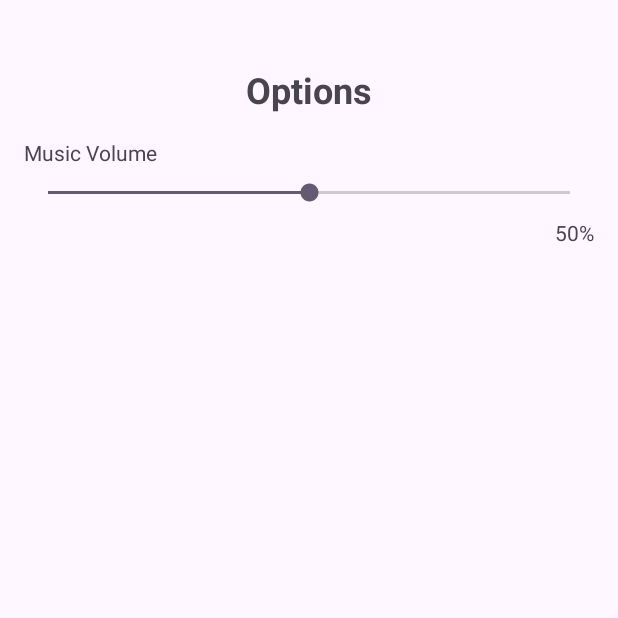
After one commit to magicstudiogames/NihongoCards, an Android app: the OptionsActivity screen opened directly, with no data from a screen before it, on a phone screen of 412 x 824 dp, the top half of it. The commit adds this screen. Run offline under Robolectric (Android 15) with nearby library versions, the phone set to English and light mode, and no system bars.

Commit message:
Added background music and implemented volume recovery and adjustment functionality in the music player class

```diff
--- a/app/src/main/AndroidManifest.xml
+++ b/app/src/main/AndroidManifest.xml
@@ -13,6 +13,9 @@
         android:theme="@style/splashScreenTheme"
         tools:targetApi="31">
         <activity
+            android:name=".OptionsActivity"
+            android:exported="false" />
+        <activity
             android:name=".MainActivity"
             android:exported="true">
             <intent-filter>
--- /dev/null
+++ b/app/src/main/java/maou/studio/nihongocards/OptionsActivity.kt
@@ -0,0 +1,46 @@
+package maou.studio.nihongocards
+
+import android.os.Bundle
+import android.widget.SeekBar
+import androidx.activity.enableEdgeToEdge
+import androidx.appcompat.app.AppCompatActivity
+import androidx.core.view.ViewCompat
+import androidx.core.view.WindowInsetsCompat
+import maou.studio.nihongocards.databinding.ActivityOptionsBinding
+
+class OptionsActivity : AppCompatActivity() {
+    private lateinit var binding: ActivityOptionsBinding
+
+    override fun onCreate(savedInstanceState: Bundle?) {
+        super.onCreate(savedInstanceState)
+        setTheme(R.style.Theme_NihongoCards)
+        enableEdgeToEdge()
+
+        // Binding
+        binding = ActivityOptionsBinding.inflate(layoutInflater)
+        setContentView(binding.root)
+
+        // Set volume progress
+        binding.volumeSeekBar.progress = (MusicPlayerManager.getCurrentVolume() * 100).toInt()
+        binding.volumeValueTextView.text = getString(R.string.volume_value_format, binding.volumeSeekBar.progress)
+
+        binding.volumeSeekBar.setOnSeekBarChangeListener(object : SeekBar.OnSeekBarChangeListener {
+            override fun onProgressChanged(seekBar: SeekBar?, progress: Int, fromUser: Boolean) {
+                val volume = progress / 100f
+                MusicPlayerManager.setVolume(volume)
+                binding.volumeValueTextView.text = getString(R.string.volume_value_format, progress)
+            }
+
+            override fun onStartTrackingTouch(seekBar: SeekBar?) {}
+            override fun onStopTrackingTouch(seekBar: SeekBar?) {}
+        })
+
+        ViewCompat.setOnApplyWindowInsetsListener(binding.root) { v, insets ->
+            val systemBars = insets.getInsets(WindowInsetsCompat.Type.systemBars())
+            v.setPadding(systemBars.left, systemBars.top, systemBars.right, systemBars.bottom)
+            insets
+        }
+
+    }
+
+}
--- /dev/null
+++ b/app/src/main/res/layout/activity_options.xml
@@ -0,0 +1,55 @@
+<?xml version="1.0" encoding="utf-8"?>
+<androidx.constraintlayout.widget.ConstraintLayout xmlns:android="http://schemas.android.com/apk/res/android"
+    xmlns:app="http://schemas.android.com/apk/res-auto"
+    xmlns:tools="http://schemas.android.com/tools"
+    android:id="@+id/main"
+    android:layout_width="match_parent"
+    android:layout_height="match_parent"
+    tools:context=".OptionsActivity">
+
+    <com.google.android.material.textview.MaterialTextView
+        android:id="@+id/titleTextView"
+        android:layout_width="wrap_content"
+        android:layout_height="wrap_content"
+        android:text="@string/options_title"
+        android:textSize="24sp"
+        android:textStyle="bold"
+        app:layout_constraintBottom_toTopOf="@+id/volumeSeekBar"
+        app:layout_constraintEnd_toEndOf="parent"
+        app:layout_constraintStart_toStartOf="parent"
+        app:layout_constraintTop_toTopOf="parent"
+        android:layout_marginTop="16dp"
+        android:layout_marginBottom="16dp"/>
+
+    <com.google.android.material.textview.MaterialTextView
+        android:id="@+id/volumeLabelTextView"
+        android:layout_width="wrap_content"
+        android:layout_height="wrap_content"
+        android:text="@string/volume_label"
+        app:layout_constraintStart_toStartOf="parent"
+        app:layout_constraintTop_toBottomOf="@+id/titleTextView"
+        android:layout_marginStart="16dp"
+        android:layout_marginTop="16dp"/>
+
+    <SeekBar
+        android:id="@+id/volumeSeekBar"
+        android:layout_width="0dp"
+        android:layout_height="wrap_content"
+        android:max="100"
+        app:layout_constraintEnd_toEndOf="parent"
+        app:layout_constraintStart_toStartOf="parent"
+        app:layout_constraintTop_toBottomOf="@+id/volumeLabelTextView"
+        android:layout_marginStart="16dp"
+        android:layout_marginTop="8dp"
+        android:layout_marginEnd="16dp"/>
+
+    <com.google.android.material.textview.MaterialTextView
+        android:id="@+id/volumeValueTextView"
+        android:layout_width="wrap_content"
+        android:layout_height="wrap_content"
+        app:layout_constraintEnd_toEndOf="parent"
+        app:layout_constraintTop_toBottomOf="@+id/volumeSeekBar"
+        android:layout_marginEnd="16dp"
+        android:layout_marginTop="8dp"/>
+
+</androidx.constraintlayout.widget.ConstraintLayout>
--- a/app/src/main/res/values/strings.xml
+++ b/app/src/main/res/values/strings.xml
@@ -2,7 +2,15 @@
     <string name="app_name">Nihongo Cards</string>
 
     <!-- Main Activity Layout -->
-    <string name="start_game">Start Game</string>
-    <string name="option">Option</string>
+    <string name="start_link">Start Game</string>
+    <string name="options_link">Option</string>
+
+    <!-- Options Activity Layout -->
+    <string name="options_title">Options</string>
+    <string name="volume_label">Music Volume</string>
+    <string name="volume_value">50%</string>
+
+    <!-- Options Activity -->
+    <string name="volume_value_format">%d%%</string>
 
 </resources>
--- a/gradle/libs.versions.toml
+++ b/gradle/libs.versions.toml
@@ -1,5 +1,5 @@
 [versions]
-agp = "8.3.0"
+agp = "8.3.1"
 kotlin = "1.9.0"
 coreKtx = "1.12.0"
 junit = "4.13.2"
```
Also changed, not shown: app/src/main/java/maou/studio/nihongocards/MainActivity.kt (+26 -21 lines), app/src/main/java/maou/studio/nihongocards/MusicPlayerManager.kt (added, +46 -0 lines), app/src/main/res/layout/activity_main.xml (+7 -7 lines), 1 other file.
